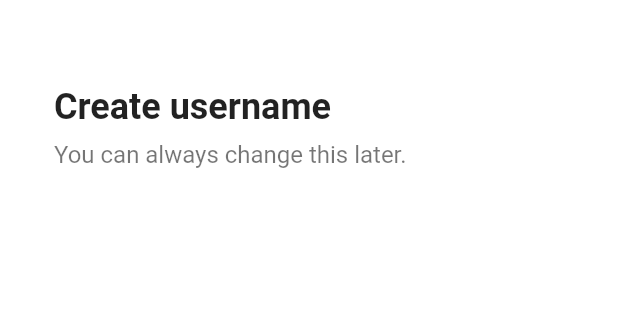
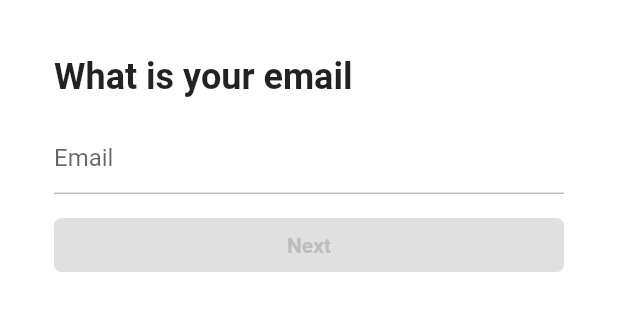
Before and after one commit to hayden365/titok_flutter, a Flutter app: the EmailScreen screen opened directly, on a phone screen of 412 x 824 dp, the part 58-389 px from its top. Run offline on Flutter 3.47's test engine with Material 2 defaults, Android fonts, the phone set to English and light mode, and no system bars; our stand-ins replace font_awesome_flutter.

Commit message:
feat: authentication ui

```diff
--- a/lib/features/authentication/email_screen.dart
+++ b/lib/features/authentication/email_screen.dart
@@ -1,39 +1,109 @@
 import 'package:flutter/material.dart';
 import 'package:titok_flutter/constants/gaps.dart';
 import 'package:titok_flutter/constants/sizes.dart';
+import 'package:titok_flutter/features/authentication/password_screen.dart';
+import 'package:titok_flutter/features/authentication/widgets/form_button.dart';
 
-class EmailScreen extends StatelessWidget {
+class EmailScreen extends StatefulWidget {
   const EmailScreen({super.key});
 
   @override
+  State<EmailScreen> createState() => _EmailScreenState();
+}
+
+class _EmailScreenState extends State<EmailScreen> {
+  final TextEditingController _emailController = TextEditingController();
+
+  String _email = "";
+
+  @override
+  void initState() {
+    super.initState();
+    _emailController.addListener(() {
+      setState(() {
+        _email = _emailController.text;
+      });
+    });
+  }
+
+  @override
+  void dispose() {
+    _emailController.dispose();
+    super.dispose();
+  }
+
+  String? _isEmailValid() {
+    if (_email.isEmpty) return null;
+    final regExp = RegExp(
+        r"^[a-zA-Z0-9.a-zA-Z0-9.!#$%&'*+-/=?^_`{|}~]+@[a-zA-Z0-9]+\.[a-zA-Z]+");
+    if (!regExp.hasMatch(_email)) {
+      return "Email not valid";
+    }
+    return null;
+  }
+
+  void _onScaffoldTap() {
+    FocusScope.of(context).unfocus();
+  }
+
+  void _onSubmit() {
+    if (_email.isEmpty || _isEmailValid() != null) return;
+    Navigator.push(
+      context,
+      MaterialPageRoute(
+        builder: (context) => const PasswordScreen(),
+      ),
+    );
+  }
+
+  @override
   Widget build(BuildContext context) {
-    return Scaffold(
+    return GestureDetector(
+      onTap: _onScaffoldTap,
+      child: Scaffold(
           appBar: AppBar(
-        title: const Text(
-          "Sign up",
+            title: const Text("Sign up"),
           ),
-      ),
-      body: const Padding(
-        padding: EdgeInsets.symmetric(horizontal: Sizes.size36),
-        child: Column(crossAxisAlignment: CrossAxisAlignment.start, children: [
-          Gaps.v40,
-          Text(
-            "Create username",
+          body: Padding(
+            padding: const EdgeInsets.symmetric(horizontal: Sizes.size36),
+            child: Column(
+              crossAxisAlignment: CrossAxisAlignment.start,
+              children: [
+                Gaps.v20,
+                const Text("What is your email",
                     style: TextStyle(
                       fontSize: Sizes.size24,
                       fontWeight: FontWeight.w700,
+                    )),
+                Gaps.v16,
+                TextField(
+                  controller: _emailController,
+                  keyboardType: TextInputType.emailAddress,
+                  onEditingComplete: _onSubmit,
+                  autocorrect: false,
+                  decoration: InputDecoration(
+                      hintText: "Email",
+                      errorText: _isEmailValid(),
+                      enabledBorder: UnderlineInputBorder(
+                        borderSide: BorderSide(
+                          color: Colors.grey.shade400,
                         ),
                       ),
-          Gaps.v8,
-          Text(
-            "You can always change this later.",
-            style: TextStyle(
-              fontSize: Sizes.size16,
-              color: Colors.black54,
+                      focusedBorder: UnderlineInputBorder(
+                        borderSide: BorderSide(
+                          color: Colors.grey.shade400,
                         ),
+                      )),
+                  cursorColor: Theme.of(context).primaryColor,
                 ),
-        ]),
+                Gaps.v16,
+                GestureDetector(
+                    onTap: _onSubmit,
+                    child: FormButton(
+                        disabled: _email.isEmpty || _isEmailValid() != null)),
+              ],
             ),
+          )),
     );
   }
 }
--- /dev/null
+++ b/lib/features/authentication/widgets/form_button.dart
@@ -0,0 +1,38 @@
+import 'package:flutter/material.dart';
+import 'package:titok_flutter/constants/sizes.dart';
+
+class FormButton extends StatelessWidget {
+  const FormButton({
+    super.key,
+    required this.disabled,
+  });
+
+  final bool disabled;
+
+  @override
+  Widget build(BuildContext context) {
+    return FractionallySizedBox(
+      widthFactor: 1,
+      child: AnimatedContainer(
+        padding: const EdgeInsets.symmetric(vertical: Sizes.size10),
+        decoration: BoxDecoration(
+            borderRadius: BorderRadius.circular(Sizes.size5),
+            color: disabled
+                ? Colors.grey.shade300
+                : Theme.of(context).primaryColor),
+        duration: const Duration(milliseconds: 500),
+        child: AnimatedDefaultTextStyle(
+          duration: const Duration(milliseconds: 500),
+          style: TextStyle(
+            color: disabled ? Colors.grey.shade400 : Colors.white,
+            fontWeight: FontWeight.w600,
+          ),
+          child: const Text(
+            'Next',
+            textAlign: TextAlign.center,
+          ),
+        ),
+      ),
+    );
+  }
+}
```
Also changed, not shown: lib/features/authentication/birthday_screen.dart (added, +102 -0 lines), lib/features/authentication/login_form_screen.dart (added, +76 -0 lines), lib/features/authentication/login_screen.dart (+32 -10 lines), lib/features/authentication/password_screen.dart (added, +150 -0 lines), lib/features/authentication/sign_up_screen.dart (+4 -4 lines), lib/features/authentication/username_screen.dart (+42 -1 lines), lib/features/onboarding/interests_screen.dart (added, +10 -0 lines). Lines whose indentation alone changed are shown as unchanged.
